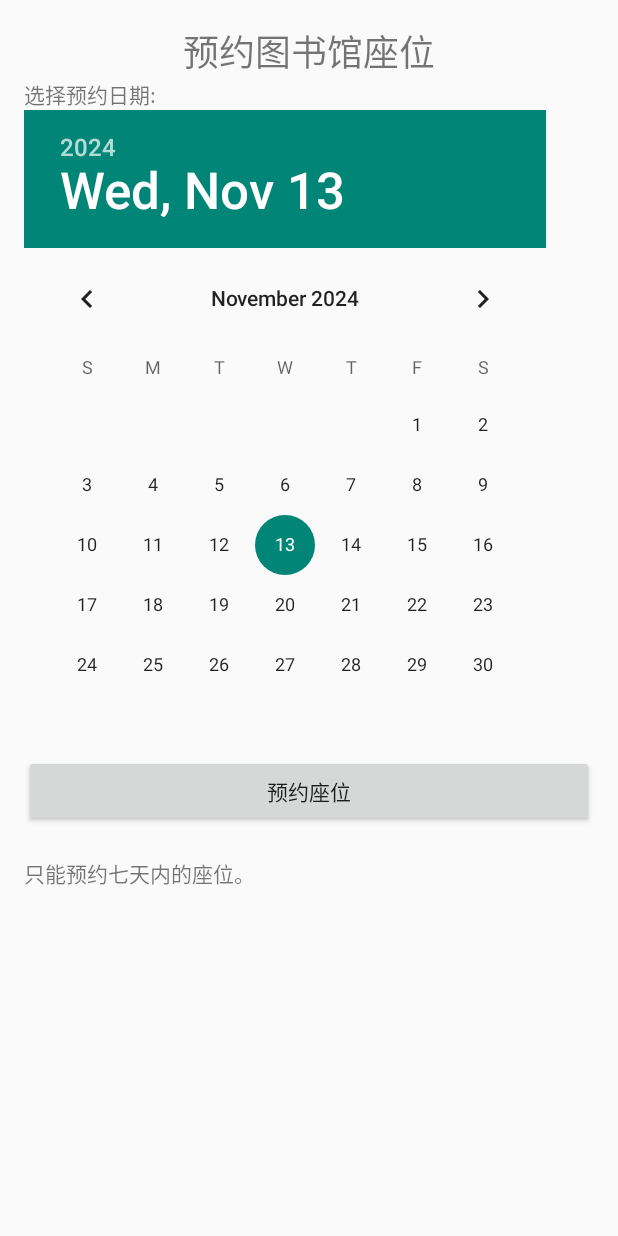
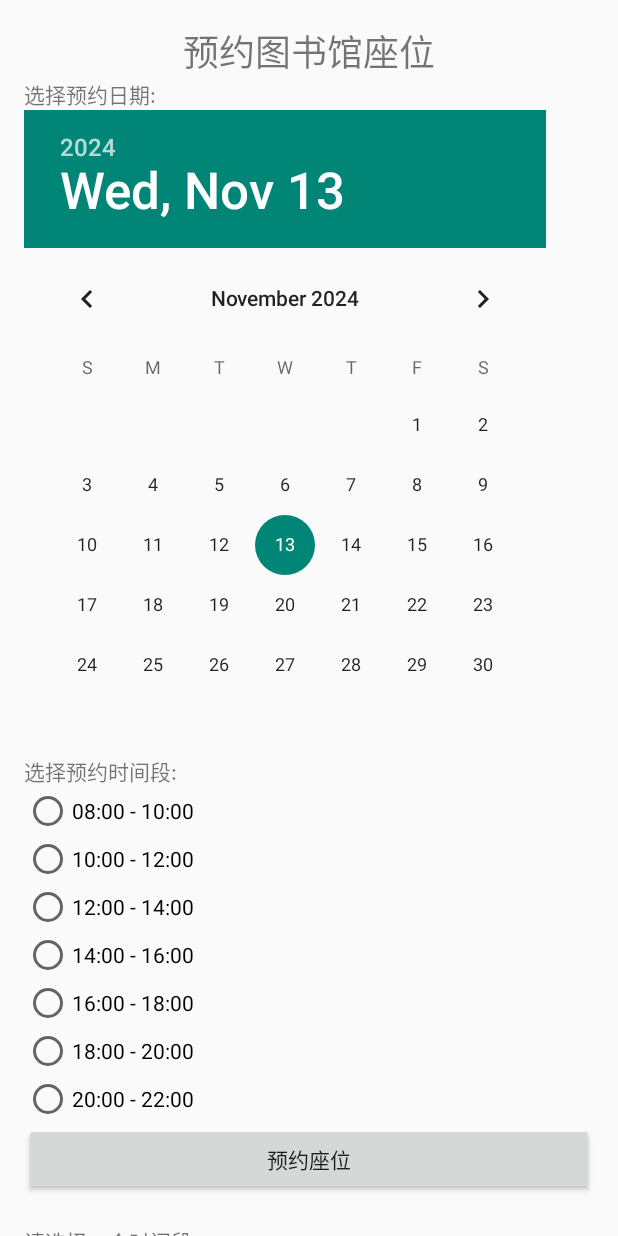
Before and after one commit to abcdgq/Android_library, an Android app: the ReserveSeatActivity screen opened directly, with no data from a screen before it, after a tap on "预约座位", on a phone screen of 412 x 824 dp. Run offline under Robolectric (Android 15) with nearby library versions, the phone set to English and light mode, and no system bars.

Commit message:
预约座位的前端基本做好

```diff
--- a/app/src/main/java/com/xkx/book/activity/seat/ReserveSeatActivity.java
+++ b/app/src/main/java/com/xkx/book/activity/seat/ReserveSeatActivity.java
@@ -7,7 +7,10 @@ import android.os.Bundle;
 import android.view.View;
 import android.widget.Button;
 import android.widget.DatePicker;
+import android.widget.RadioButton;
+import android.widget.RadioGroup;
 import android.widget.TextView;
+import android.widget.TimePicker;
 
 import androidx.appcompat.app.AppCompatActivity;
 
@@ -17,6 +20,7 @@ public class ReserveSeatActivity extends AppCompatActivity {
     //假设营业时间是8:00 到22:00 ,单次预约为2h
     //当前用户的uid
     private DatePicker datePicker;
+    private RadioGroup radioGroupTime;
     private TextView tvReservationInfo;
 
     private String uid;
@@ -29,6 +33,7 @@ public class ReserveSeatActivity extends AppCompatActivity {
         uid = sharedPreferences.getString("uid", "");
 
         datePicker = findViewById(R.id.datePicker);
+        radioGroupTime = findViewById(R.id.radioGroupTime);
         Button btnReserve = findViewById(R.id.btn_reserve);
         tvReservationInfo = findViewById(R.id.tv_reservation_info);
 
@@ -44,6 +49,13 @@ public class ReserveSeatActivity extends AppCompatActivity {
         int day = datePicker.getDayOfMonth();
         int month = datePicker.getMonth();
         int year = datePicker.getYear();
+        int selectedId = radioGroupTime.getCheckedRadioButtonId();
+        if (selectedId == -1) {
+            tvReservationInfo.setText("请选择一个时间段。");
+            return;
+        }
+        RadioButton selectedRadioButton = findViewById(selectedId);
+        String timeSlot = selectedRadioButton.getText().toString(); //这里把选择的时间获取到了
 
         // 获取当前日期
         Calendar currentDate = Calendar.getInstance();
@@ -56,10 +68,10 @@ public class ReserveSeatActivity extends AppCompatActivity {
         selectedDate.set(year, month, day);
 
         // 比较日期
-        if (selectedDate.after(currentDate) && selectedDate.before(endDate)) {
+        if (selectedDate.after(currentDate) && selectedDate.before(endDate) && !selectedDate.equals(currentDate)) {
             tvReservationInfo.setText("预约成功！预约日期为：" + day + "/" + (month + 1) + "/" + year);
         } else {
-            tvReservationInfo.setText("只能预约七天内的座位。");
+            tvReservationInfo.setText("只能预约七天内的座位,且至少提前一天");
         }
     }
 
--- a/app/src/main/res/layout/activity_reserve_seat.xml
+++ b/app/src/main/res/layout/activity_reserve_seat.xml
@@ -1,18 +1,23 @@
 <?xml version="1.0" encoding="utf-8"?>
-<LinearLayout xmlns:android="http://schemas.android.com/apk/res/android"
+<ScrollView xmlns:android="http://schemas.android.com/apk/res/android"
     android:layout_width="match_parent"
-    android:layout_height="match_parent"
+    android:layout_height="match_parent">
+
+    <LinearLayout
+        android:layout_width="match_parent"
+        android:layout_height="wrap_content"
         android:orientation="vertical"
         android:padding="16dp">
 
         <TextView
-        android:id="@+id/seat_title"
+            android:id="@+id/tv_title"
             android:layout_width="wrap_content"
             android:layout_height="wrap_content"
             android:text="预约图书馆座位"
             android:textSize="24sp"
             android:layout_gravity="center" />
 
+        <!-- 日期选择器 -->
         <TextView
             android:layout_width="wrap_content"
             android:layout_height="wrap_content"
@@ -22,6 +27,58 @@
             android:id="@+id/datePicker"
             android:layout_width="match_parent"
             android:layout_height="wrap_content" />
+
+        <!-- 时间选择 -->
+        <TextView
+            android:layout_width="wrap_content"
+            android:layout_height="wrap_content"
+            android:text="选择预约时间段:" />
+
+        <RadioGroup
+            android:id="@+id/radioGroupTime"
+            android:layout_width="match_parent"
+            android:layout_height="wrap_content">
+
+            <RadioButton
+                android:id="@+id/rb_8_10"
+                android:layout_width="wrap_content"
+                android:layout_height="wrap_content"
+                android:text="08:00 - 10:00" />
+
+            <RadioButton
+                android:id="@+id/rb_10_12"
+                android:layout_width="wrap_content"
+                android:layout_height="wrap_content"
+                android:text="10:00 - 12:00" />
+
+            <RadioButton
+                android:id="@+id/rb_12_14"
+                android:layout_width="wrap_content"
+                android:layout_height="wrap_content"
+                android:text="12:00 - 14:00" />
+
+            <RadioButton
+                android:id="@+id/rb_14_16"
+                android:layout_width="wrap_content"
+                android:layout_height="wrap_content"
+                android:text="14:00 - 16:00" />
+
+            <RadioButton
+                android:id="@+id/rb_16_18"
+                android:layout_width="wrap_content"
+                android:layout_height="wrap_content"
+                android:text="16:00 - 18:00" />
+            <RadioButton
+                android:id="@+id/rb_18_20"
+                android:layout_width="wrap_content"
+                android:layout_height="wrap_content"
+                android:text="18:00 - 20:00" />
+            <RadioButton
+                android:id="@+id/rb_20_22"
+                android:layout_width="wrap_content"
+                android:layout_height="wrap_content"
+                android:text="20:00 - 22:00" />
+        </RadioGroup>
 
         <Button
             android:id="@+id/btn_reserve"
@@ -37,3 +94,4 @@
             android:text="" />
 
     </LinearLayout>
+</ScrollView>
```
Lines whose indentation alone changed are shown as unchanged.
